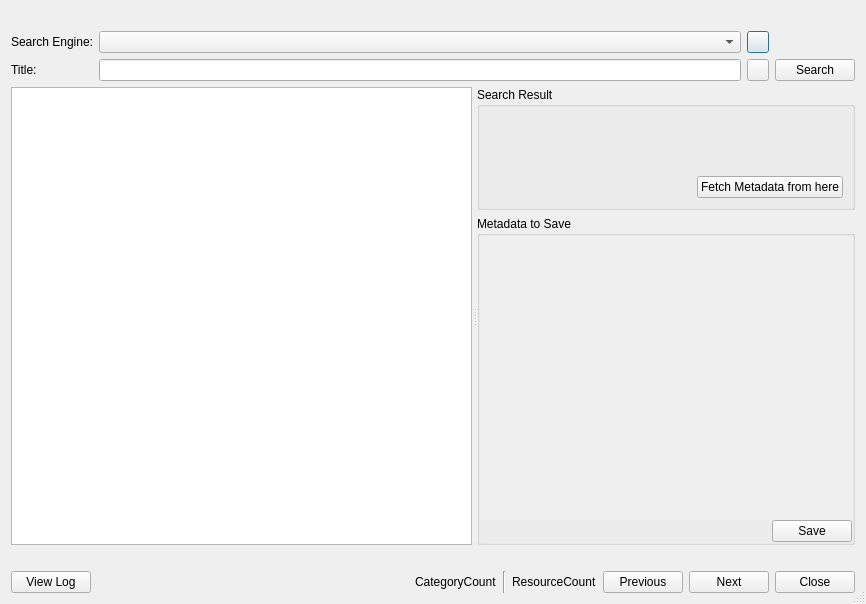
Before: the Qt Designer form src/fetcherdialog.ui in KDE/nepomuk-webminer, drawn with Qt 5.
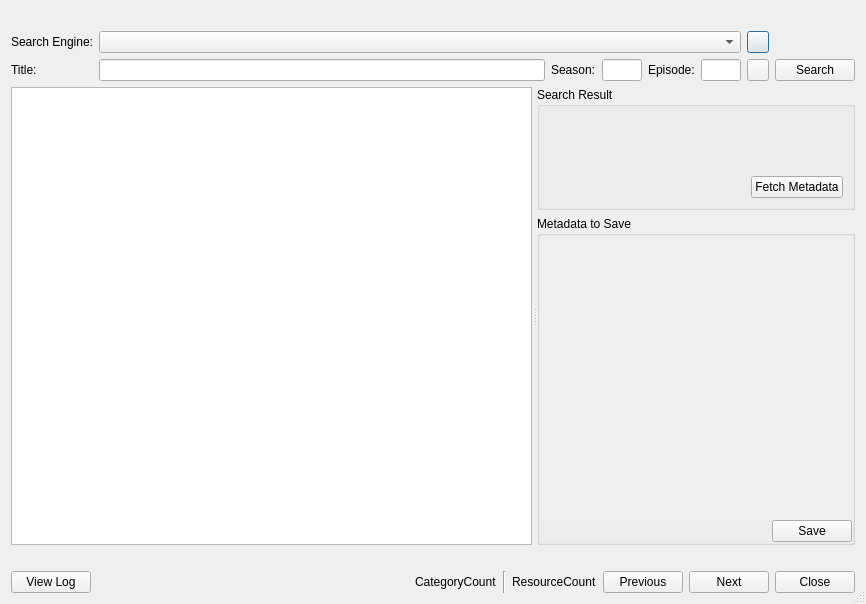
After: the same form once the commit is applied. Custom widgets are drawn as their Qt base class.

```diff
--- a/src/fetcherdialog.ui
+++ b/src/fetcherdialog.ui
@@ -69,6 +69,8 @@
       </widget>
      </item>
      <item row="1" column="1">
+      <layout class="QHBoxLayout" name="horizontalLayout_3">
+       <item>
       <widget class="KLineEdit" name="lineEditTitle">
        <property name="sizePolicy">
         <sizepolicy hsizetype="MinimumExpanding" vsizetype="Fixed">
@@ -78,11 +80,59 @@
        </property>
        <property name="minimumSize">
         <size>
-         <width>300</width>
+           <width>0</width>
          <height>0</height>
         </size>
        </property>
       </widget>
+       </item>
+       <item>
+        <widget class="QLabel" name="labelSeason">
+         <property name="text">
+          <string>Season:</string>
+         </property>
+        </widget>
+       </item>
+       <item>
+        <widget class="QLineEdit" name="lineEditSeason">
+         <property name="minimumSize">
+          <size>
+           <width>40</width>
+           <height>0</height>
+          </size>
+         </property>
+         <property name="maximumSize">
+          <size>
+           <width>40</width>
+           <height>16777215</height>
+          </size>
+         </property>
+        </widget>
+       </item>
+       <item>
+        <widget class="QLabel" name="labelEpisode">
+         <property name="text">
+          <string>Episode:</string>
+         </property>
+        </widget>
+       </item>
+       <item>
+        <widget class="QLineEdit" name="lineEditEpisode">
+         <property name="minimumSize">
+          <size>
+           <width>40</width>
+           <height>0</height>
+          </size>
+         </property>
+         <property name="maximumSize">
+          <size>
+           <width>40</width>
+           <height>16777215</height>
+          </size>
+         </property>
+        </widget>
+       </item>
+      </layout>
      </item>
      <item row="1" column="2">
       <widget class="QPushButton" name="buttonSearchDetails">
@@ -207,7 +257,7 @@
             <item>
              <widget class="QPushButton" name="buttonFetchMore">
               <property name="text">
-               <string>Fetch Metadata from here</string>
+               <string>Fetch Metadata</string>
               </property>
              </widget>
             </item>
@@ -257,7 +307,7 @@
                <x>0</x>
                <y>0</y>
                <width>427</width>
-               <height>265</height>
+               <height>264</height>
               </rect>
              </property>
              <layout class="QVBoxLayout" name="verticalLayout_5">
```
Lines whose indentation alone changed are shown as unchanged.
